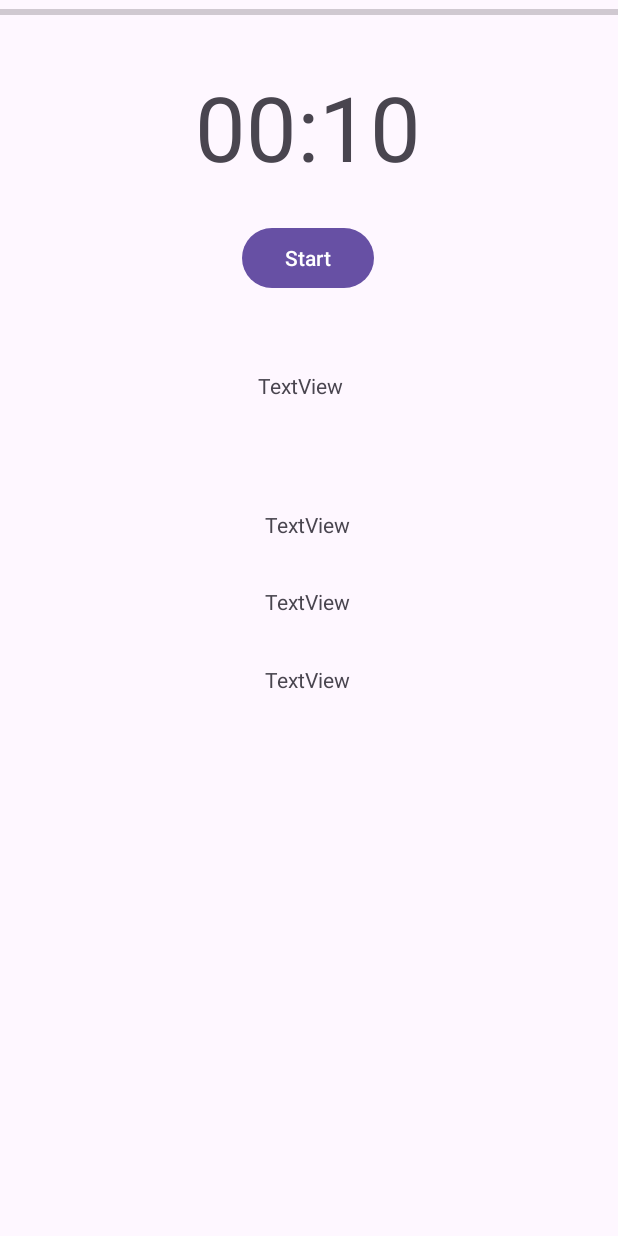
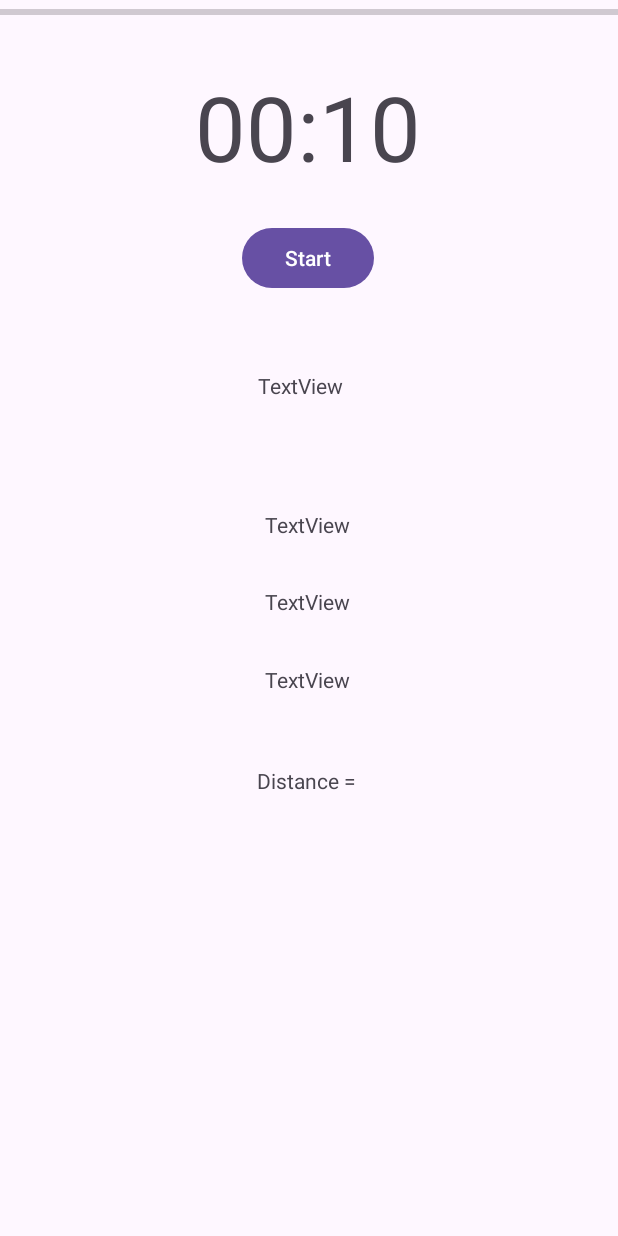
Before and after one commit to RamadhanIY/StuntMed_e-health, an Android app: the screen it shows after launch (MainActivity), on a phone screen of 412 x 824 dp. Run offline under Robolectric (Android 15) with nearby library versions, the phone set to English and light mode, and no system bars.

Commit message:
add distance

```diff
--- a/app/src/main/java/com/example/myapplication/MainActivity.java
+++ b/app/src/main/java/com/example/myapplication/MainActivity.java
@@ -20,6 +20,8 @@ import java.util.ArrayList;
 public class MainActivity extends AppCompatActivity {
 
     TextView accels_text, txt_prev, txt_change, txt_countdown,lastMeasurements_txt;
+    TextView distance_text;
+    double distance;
     Button mButtonStart;
     ProgressBar probar;
 
@@ -31,7 +33,7 @@ public class MainActivity extends AppCompatActivity {
 
     private boolean mInitialized;
 
-    private double mLastX, mLastY, mLastZ;
+    private double mLastX;
 
     private double NOISE = 0.0003;
 
@@ -88,6 +90,19 @@ public class MainActivity extends AppCompatActivity {
             editor.putFloat(KEY_LAST_MEASUREMENT, (float) accCurrentVal);
             editor.apply();
 
+            long currentTimeInSeconds = System.currentTimeMillis() / 1000;
+
+            // Hitung durasi dalam detik sejak pengukuran terakhir
+            long durationInSeconds = currentTimeInSeconds - mStartTime;
+
+            // Hitung jarak berdasarkan rumus fisika: distance = 0.5 * acceleration * time^2
+            // Kita asumsikan bahwa akselerasi adalah akselerasi rata-rata selama interval waktu tersebut
+            distance = 0.5 * accCurrentVal * Math.pow(durationInSeconds, 2);
+            mStartTime = currentTimeInSeconds;
+
+            // Update teks jarak
+            distance_text.setText("Distance = " + distance);
+
             runOnUiThread(new Runnable() {
                 @Override
                 public void run() {
@@ -117,6 +132,8 @@ public class MainActivity extends AppCompatActivity {
         txt_countdown = findViewById(R.id.txt_countdown);
         mButtonStart = findViewById(R.id.mButtonStart);
         lastMeasurements_txt = findViewById(R.id.lastMeasurement_txt);
+        distance_text = findViewById(R.id.distance_text);
+
 
         //Sensor
         mSensorManager = (SensorManager) getSystemService(SENSOR_SERVICE);
@@ -142,6 +159,7 @@ public class MainActivity extends AppCompatActivity {
         // Read and display the last saved measurement
         float lastMeasurement = mSharedPreferences.getFloat(KEY_LAST_MEASUREMENT, 0);
 //        lastMeasurements_txt.setText("Last measurement = " + lastMeasurement);
+        mStartTime = System.currentTimeMillis() / 1000;
 
     }
 
--- a/app/src/main/res/layout/activity_main.xml
+++ b/app/src/main/res/layout/activity_main.xml
@@ -86,4 +86,14 @@
         app:layout_constraintStart_toStartOf="parent"
         app:layout_constraintTop_toBottomOf="@+id/txt_change"
         app:layout_constraintVertical_bias="0.083" />
+
+    <TextView
+        android:id="@+id/distance_text"
+        android:layout_width="wrap_content"
+        android:layout_height="wrap_content"
+        android:layout_marginTop="48dp"
+        android:text="Distance = "
+        app:layout_constraintEnd_toEndOf="parent"
+        app:layout_constraintStart_toStartOf="parent"
+        app:layout_constraintTop_toBottomOf="@+id/lastMeasurement_txt" />
 </androidx.constraintlayout.widget.ConstraintLayout>
```
